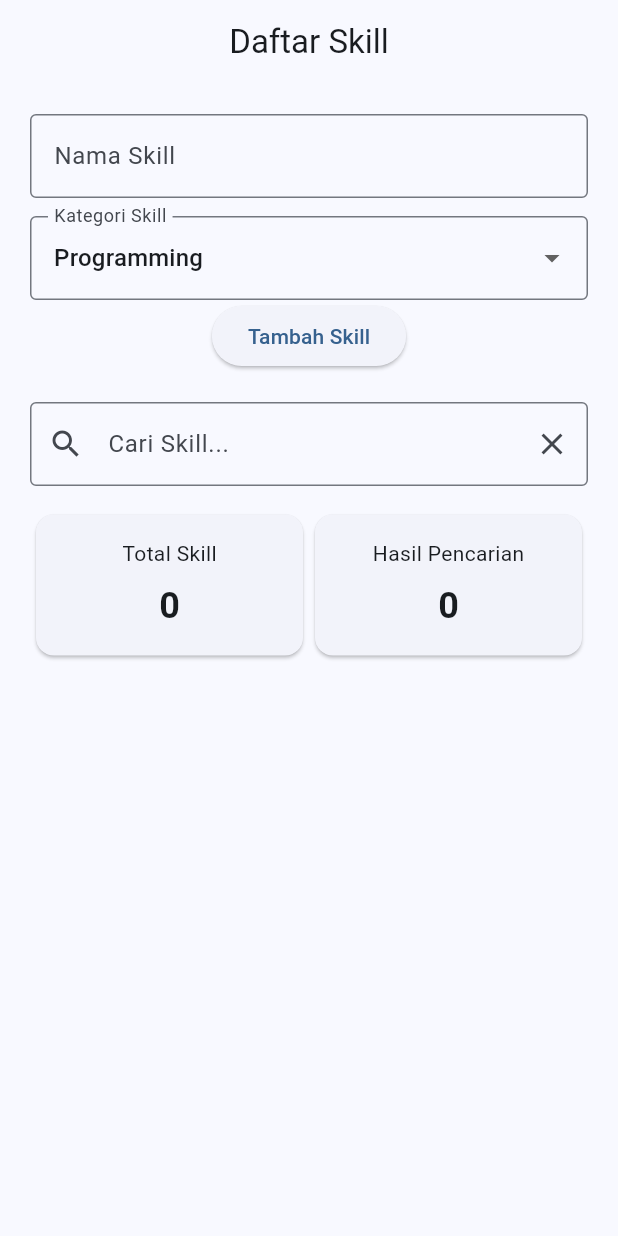
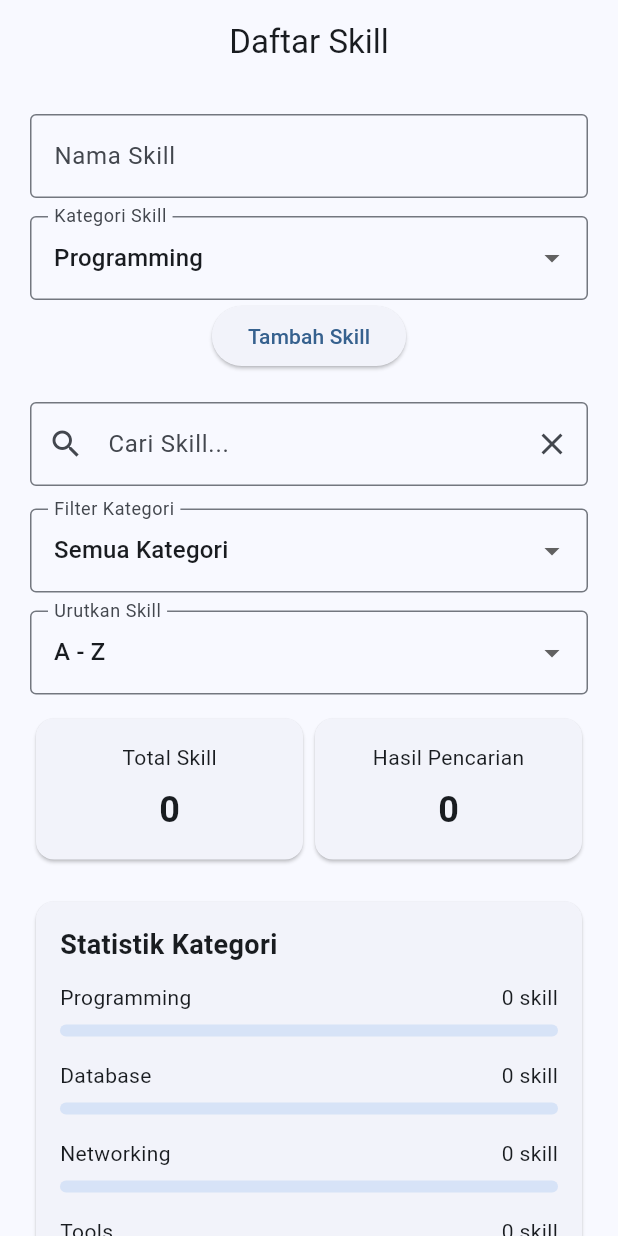
Before and after one commit to BayuSandz/belajar-flutter, a Flutter app: the screen it shows after launch, on a phone screen of 412 x 824 dp. Run offline on Flutter 3.47's test engine with Material 3 defaults, Android fonts, the phone set to English and light mode, and no system bars; our stand-ins replace shared_preferences.

Commit message:
Update Latihan

```diff
--- a/lib/main.dart
+++ b/lib/main.dart
@@ -247,6 +247,8 @@ class _HomePageState extends State<HomePage> {
 
   final TextEditingController pencarianController = TextEditingController();
   final TextEditingController skillController = TextEditingController();
+  final FocusNode fokusHalaman = FocusNode();
+  final FocusNode fokusNamaSkill = FocusNode();
 
 
   void tambahSkill() {
@@ -381,10 +383,52 @@ class _HomePageState extends State<HomePage> {
     );
   }
 
+  void konfirmasiHapusSemua(){
+    showDialog(
+      context: context,
+      builder: (dialogContext){
+        return AlertDialog(
+          title: const Text('Hapus Semua Skill?'),
+          content: const Text(
+            'Apakah kamu yakin ingin menghapus seluruh skill?'
+            'Tindakan ini tidak dapat dibatalkan.',
+          ),
+          actions: [
+            TextButton(
+              onPressed: (){
+                Navigator.pop(dialogContext);
+                WidgetsBinding.instance.addPostFrameCallback((_){
+                  fokusNamaSkill.unfocus();
+                });
+              },
+              child: const Text('Batal'),
+            ),
+            ElevatedButton(
+              style: ElevatedButton.styleFrom(
+                backgroundColor: Colors.red,
+                foregroundColor: Colors.white,
+              ),
+              onPressed: (){
+                context.read<SkillProvider>().hapusSemuaSkill();
+                Navigator.pop(dialogContext);
+                WidgetsBinding.instance.addPostFrameCallback((_){
+                  fokusNamaSkill.unfocus();
+                });
+              },
+              child: const Text('Hapus Semua'),
+            ),
+          ],
+        );
+      },
+    );
+  }
+
   @override
   void dispose(){
     skillController.dispose();
     pencarianController.dispose();
+    fokusHalaman.dispose();
+    fokusNamaSkill.dispose();
     super.dispose();
   }
 
@@ -395,12 +439,13 @@ class _HomePageState extends State<HomePage> {
         title: const Text('Daftar Skill'),
         centerTitle: true,
       ),
-      body: Padding(
+      body: SingleChildScrollView(
         padding: const EdgeInsets.all(20),
         child: Column(
           children: [
             TextField(
           controller: skillController,
+          focusNode: fokusNamaSkill,
           decoration: const InputDecoration(
             labelText: 'Nama Skill',
             hintText: 'Masukkan nama skill',
@@ -459,6 +504,66 @@ class _HomePageState extends State<HomePage> {
 
         Consumer<SkillProvider>(
           builder: (context, provider, child){
+            return DropdownButtonFormField<String>(
+              value: provider.kategoriFilter,
+              decoration: const InputDecoration(
+                labelText: 'Filter Kategori',
+                border: OutlineInputBorder(),
+              ),
+              items: [
+                const DropdownMenuItem(
+                  value: 'Semua',
+                  child: Text('Semua Kategori'),
+                ),
+                ...provider.daftarKategori.map((kategori){
+                  return DropdownMenuItem(
+                    value: kategori,
+                    child: Text(kategori),
+                  );
+                }),
+              ],
+              onChanged: (value){
+                if (value != null){
+                  provider.filterKategori(value);
+                }
+              },
+            );
+          },
+        ),
+
+        const SizedBox(height: 12),
+
+        Consumer<SkillProvider>(
+          builder: (context, provider, child) {
+            return DropdownButtonFormField<String>(
+              value: provider.urutanSkill,
+              decoration: const InputDecoration(
+                labelText: 'Urutkan Skill',
+                border: OutlineInputBorder(),
+              ),
+              items: const [
+                DropdownMenuItem(
+                  value: 'A-Z',
+                  child: Text('A - Z'),
+                ),
+                DropdownMenuItem(
+                  value: 'Z-A',
+                  child: Text('Z - A'),
+                ),
+              ],
+              onChanged: (value){
+                if (value != null){
+                  provider.ubahUrutanSkill(value);
+                }
+              },
+            );
+          },
+        ),
+
+        const SizedBox(height: 12,),
+
+        Consumer<SkillProvider>(
+          builder: (context, provider, child){
             return Row(
               children: [
                 Expanded(
@@ -508,12 +613,75 @@ class _HomePageState extends State<HomePage> {
 
         const SizedBox(height: 20),
 
-        Expanded(
-          child: ListView.builder(
-            itemCount: context.watch<SkillProvider>().hasilPencarian.length,
+        Consumer<SkillProvider>(
+          builder: (context, provider, child){
+            return Card(
+              child: Padding(
+                padding: const EdgeInsets.all(16),
+                child: Column(
+                  crossAxisAlignment: CrossAxisAlignment.start,
+                  children: [
+                    const Text('Statistik Kategori', style: TextStyle(fontSize: 18, fontWeight: FontWeight.bold,
+                    ),
+                  ),
+
+                  const SizedBox(height: 12),
+
+                  ...provider.statistikKategori.entries.map((entry){
+                    final total = provider.totalSkill;
+                    final persentase = total == 0 ? 0.0 : entry.value/total;
+
+                    return Padding(
+                      padding: const EdgeInsets.only(bottom: 16),
+                      child: Column(
+                        crossAxisAlignment: CrossAxisAlignment.start,
+                        children: [
+                          Row(
+                            mainAxisAlignment: MainAxisAlignment.spaceBetween,
+                            children: [
+                              Text(entry.key),
+                              Text('${entry.value} skill'),
+                            ],
+                          ),
+                          const SizedBox(height: 8),
+                          LinearProgressIndicator(
+                            value: persentase,
+                            minHeight: 8,
+                            borderRadius: BorderRadius.circular(10),
+                          ),
+                        ],
+                      ),
+                    );
+                  }),
+                  ],
+                ),
+              ),
+            );
+          },
+        ),
+
+            SizedBox(
+              width: double.infinity,
+              child: ElevatedButton.icon(
+                onPressed: konfirmasiHapusSemua,
+                icon: const Icon(Icons.delete_forever),
+                label: const Text('Hapus Semua Skill'),
+                style: ElevatedButton.styleFrom(
+                  backgroundColor: Colors.red,
+                  foregroundColor: Colors.white,
+                ),
+              ),
+            ),
+
+            const SizedBox(height: 12),
+
+          ListView.builder(
+            shrinkWrap: true,
+            physics: const NeverScrollableScrollPhysics(),
+            itemCount: context.watch<SkillProvider>().indeksSkillTerurut.length,
             itemBuilder: (context, index){
               final provider = context.watch<SkillProvider>();
-              final indeksAsli = provider.indeksHasilPencarian[index];
+              final indeksAsli = provider.indeksSkillTerurut[index];
               final skill = provider.daftarSkill[indeksAsli];
 
               return Card(
@@ -542,7 +710,6 @@ class _HomePageState extends State<HomePage> {
               );
             },
           ),
-        ),
           ],
         ),
       ),
--- a/lib/providers/skill_provider.dart
+++ b/lib/providers/skill_provider.dart
@@ -11,6 +11,7 @@ class SkillProvider extends ChangeNotifier {
 
   String kataPencarian = '';
   String kategoriFilter = 'Semua';
+  String urutanSkill = 'A-Z';
   String kategoriTerpilih = 'Programming';
 
   List<String> daftarKategori = [
@@ -48,6 +49,52 @@ class SkillProvider extends ChangeNotifier {
     notifyListeners();
   }
 
+  void ubahUrutanSkill(String urutan){
+    urutanSkill = urutan;
+    notifyListeners();
+  }
+
+  Map<String, int> get statistikKategori{
+    Map<String, int> hasil = {};
+
+    for(var kategori in daftarKategori){
+      hasil[kategori] = daftarSkill.where((skill) => skill.kategori == kategori).length;
+    }
+
+    return hasil;
+  }
+
+  List<Skill> get skillTerurut{
+    final hasil = hasilPencarian.toList();
+
+    hasil.sort((a, b){
+      if (urutanSkill == 'A-Z'){
+        return a.nama.compareTo(b.nama);
+      } else{
+        return b.nama.compareTo(a.nama);
+      }
+    });
+
+    return hasil;
+  }
+
+  List<int> get indeksSkillTerurut{
+    final indeks = indeksHasilPencarian;
+
+    indeks.sort((a, b){
+      final namaA = daftarSkill[a].nama;
+      final namaB = daftarSkill[b].nama;
+
+      if (urutanSkill == 'A-Z'){
+        return namaA.compareTo(namaB);
+      } else{
+        return namaB.compareTo(namaA);
+      }
+    });
+
+    return indeks;
+  }
+
   List<int> get indeksHasilPencarian {
     return daftarSkill.asMap().entries.where((entry) {
       final skill = entry.value;
@@ -62,6 +109,14 @@ class SkillProvider extends ChangeNotifier {
 
   SkillProvider() {
     _inisialisasi = muatSkill();
+  }
+
+  Future<void> hapusSemuaSkill() async{
+    await _inisialisasi;
+    daftarSkill.clear();
+
+    await simpanSkill();
+    notifyListeners();
   }
 
   Future<void> muatSkill() async {
```
